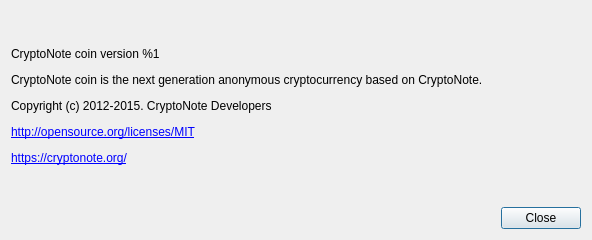
Qt form src/gui/ui/aboutdialog.ui (all-national-currency/bytecash-gui-wallet) before a commit.
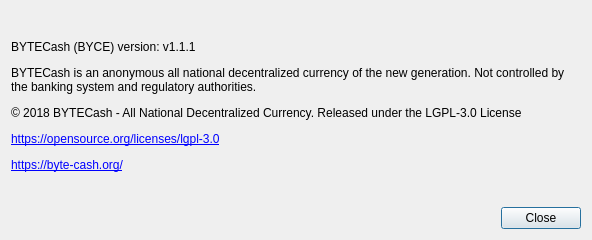
The same form after that commit.

```diff
--- a/src/gui/ui/aboutdialog.ui
+++ b/src/gui/ui/aboutdialog.ui
@@ -41,7 +41,7 @@
       </sizepolicy>
      </property>
      <property name="text">
-      <string>&lt;html&gt;&lt;head/&gt;&lt;body&gt;&lt;p&gt;CryptoNote coin version %1&lt;/p&gt;&lt;p&gt;CryptoNote coin is the next generation anonymous cryptocurrency based on CryptoNote.&lt;/p&gt;&lt;p&gt;Copyright (c) 2012-2015. CryptoNote Developers&lt;/p&gt;&lt;p&gt;&lt;a href=&quot;http://opensource.org/licenses/MIT&quot;&gt;&lt;span style=&quot; text-decoration: underline; color:#0000ff;&quot;&gt;http://opensource.org/licenses/MIT&lt;/span&gt;&lt;/a&gt;&lt;/p&gt;&lt;p&gt;&lt;a href=&quot;https://cryptonote.org/&quot;&gt;&lt;span style=&quot; text-decoration: underline; color:#0000ff;&quot;&gt;https://cryptonote.org/&lt;/span&gt;&lt;/a&gt;&lt;/p&gt;&lt;/body&gt;&lt;/html&gt;</string>
+      <string>&lt;html&gt;&lt;head/&gt;&lt;body&gt;&lt;p&gt;BYTECash (BYCE) version: v1.1.1&lt;/p&gt;&lt;p&gt;BYTECash is an anonymous all national decentralized currency of the new generation. Not controlled by the banking system and regulatory authorities.&lt;/p&gt;&lt;p&gt;© 2018 BYTECash - All National Decentralized Currency. Released under the LGPL-3.0 License&lt;/p&gt;&lt;p&gt;&lt;a href=&quot;https://opensource.org/licenses/lgpl-3.0&quot;&gt;&lt;span style=&quot; text-decoration: underline; color:#0000ff;&quot;&gt;https://opensource.org/licenses/lgpl-3.0&lt;/span&gt;&lt;/a&gt;&lt;/p&gt;&lt;p&gt;&lt;a href=&quot;https://byte-cash.org/&quot;&gt;&lt;span style=&quot; text-decoration: underline; color:#0000ff;&quot;&gt;https://byte-cash.org/&lt;/span&gt;&lt;/a&gt;&lt;/p&gt;&lt;/body&gt;&lt;/html&gt;</string>
      </property>
      <property name="textFormat">
       <enum>Qt::RichText</enum>
```
